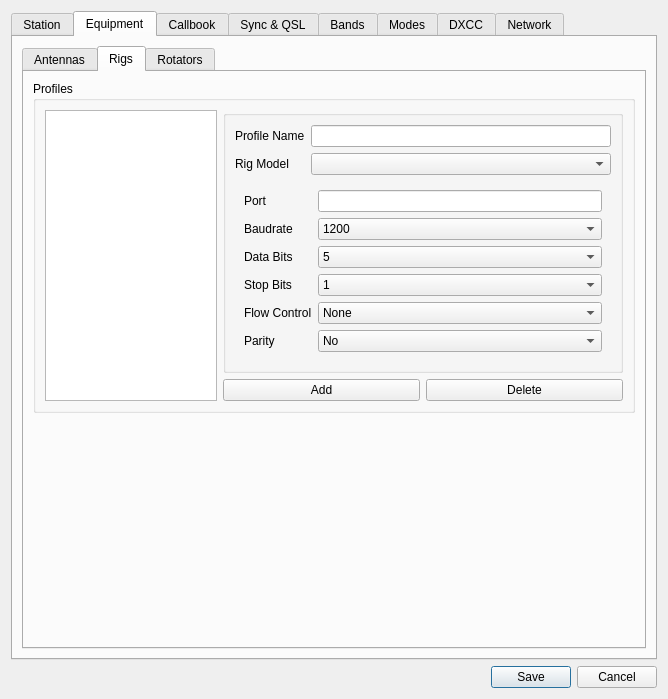
Qt form ui/SettingsDialog.ui (k5mcd/QLog) before a commit.
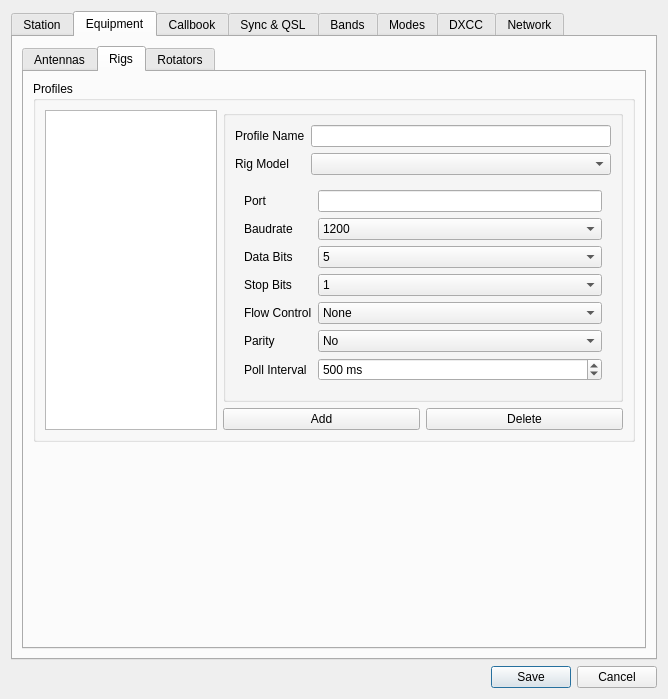
The same form after that commit. The open tabs and pages were chosen to show the change. Icons and pictures are not drawn.

Commit message: Rig: Added Poll Interval Setting in the Rig Profile

```diff
--- a/ui/SettingsDialog.ui
+++ b/ui/SettingsDialog.ui
@@ -645,6 +645,29 @@
                        </item>
                       </widget>
                      </item>
+                     <item row="6" column="0">
+                      <widget class="QLabel" name="rigPollIntervalLabel">
+                       <property name="text">
+                        <string>Poll Interval</string>
+                       </property>
+                      </widget>
+                     </item>
+                     <item row="6" column="1">
+                      <widget class="QSpinBox" name="rigPollIntervalSpinBox">
+                       <property name="suffix">
+                        <string> ms</string>
+                       </property>
+                       <property name="minimum">
+                        <number>100</number>
+                       </property>
+                       <property name="maximum">
+                        <number>60000</number>
+                       </property>
+                       <property name="value">
+                        <number>500</number>
+                       </property>
+                      </widget>
+                     </item>
                     </layout>
                    </widget>
                    <widget class="QWidget" name="rigNetworkPage">
```
The commit also changes 5 other files.
